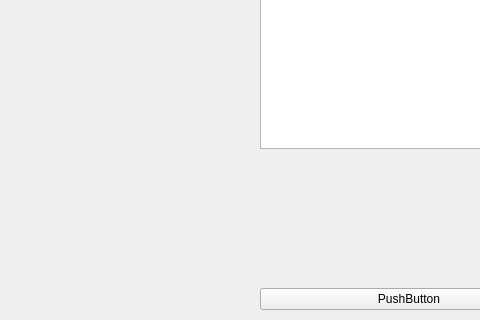
henryqingmo/Simple-Trivia, file game.ui: the form before one commit; both pictures show x 0 to 480 and y 162 to 482 of the 1102 by 672 pixel window.
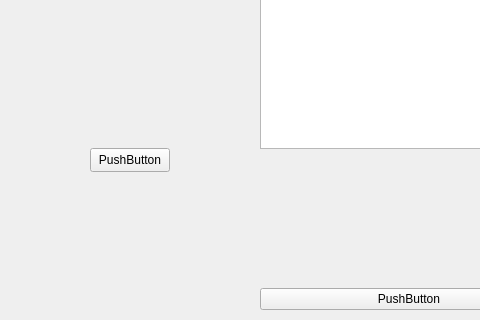
The form after the commit.

```diff
--- a/game.ui
+++ b/game.ui
@@ -84,6 +84,19 @@
     </item>
    </layout>
   </widget>
+  <widget class="QPushButton" name="pushButton">
+   <property name="geometry">
+    <rect>
+     <x>90</x>
+     <y>310</y>
+     <width>80</width>
+     <height>24</height>
+    </rect>
+   </property>
+   <property name="text">
+    <string>PushButton</string>
+   </property>
+  </widget>
  </widget>
  <resources/>
  <connections>
```
